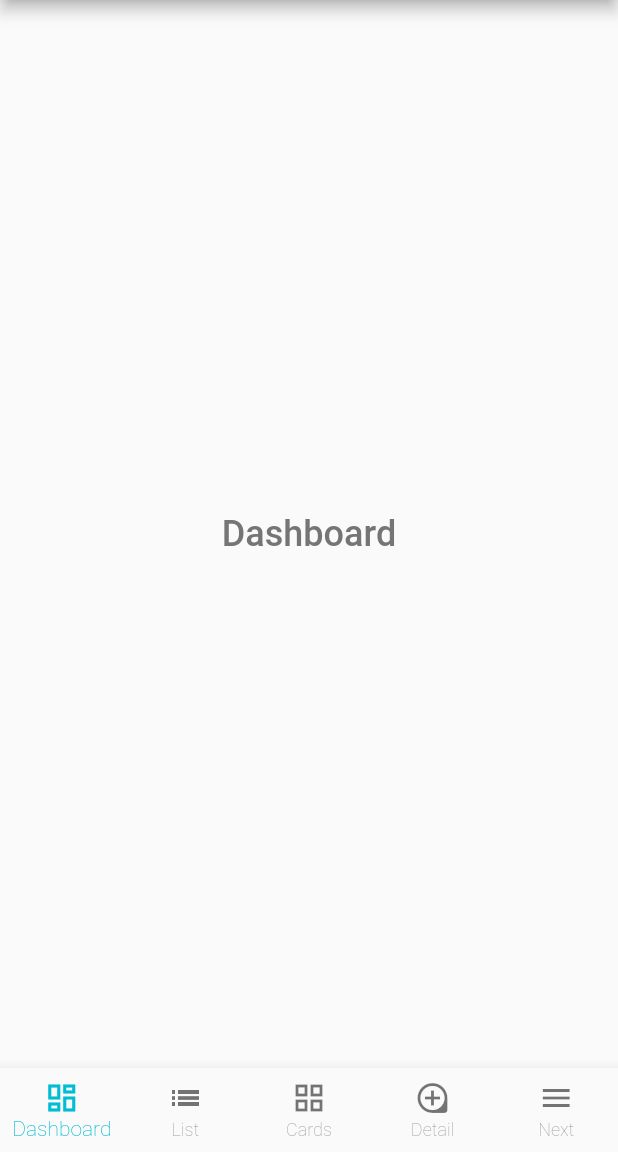
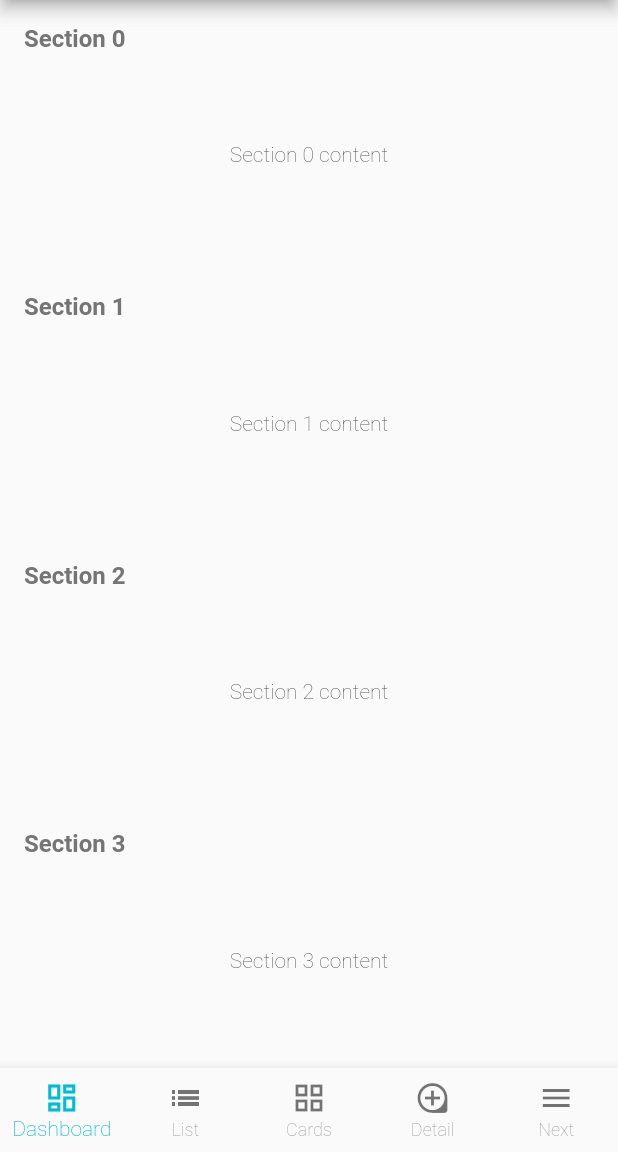
Before and after one commit to tom-novak/flutter-common-widgets, a Flutter app: the screen it shows after launch, on a phone screen of 412 x 824 dp, the part 84-1236 px from its top. Run offline on Flutter 3.47's test engine with Material 2 defaults, Android fonts, the phone set to English and light mode, and no system bars; our stand-ins replace flutter_conditional_rendering, shimmer.

Commit message:
Labeled section implemented

```diff
--- a/lib/src/preview/preview_dashboard_page.dart
+++ b/lib/src/preview/preview_dashboard_page.dart
@@ -1,14 +1,25 @@
 import 'package:flutter/material.dart';
+import 'package:flutter_common_widgets/flutter_common_widgets.dart';
 
 class PreviewDashboardPage extends StatelessWidget {
   const PreviewDashboardPage({Key? key}) : super(key: key);
 
   @override
   Widget build(BuildContext context) {
-    return Center(
-      child: Text(
-        'Dashboard',
-        style: Theme.of(context).textTheme.headline3,
+    return SingleChildScrollView(
+      child: Column(
+        children: List<Widget>.generate(
+          5,
+          (index) => LabeledSection(
+            label: 'Section $index',
+            child: SizedBox(
+              height: 120,
+              child: Center(
+                child: Text('Section $index content'),
+              ),
+            ),
+          ),
+        ),
       ),
     );
   }
--- a/lib/src/theme/default_light_1.dart
+++ b/lib/src/theme/default_light_1.dart
@@ -32,6 +32,11 @@ var _defaultLight1 = ThemeData(
       fontSize: 24,
       fontWeight: FontWeight.w300,
     ),
+    headline5: _typography.white.headline5?.copyWith(
+      color: _textColor,
+      fontSize: 16,
+      fontWeight: FontWeight.bold,
+    ),
     bodyText1: _typography.black.bodyText1?.copyWith(
       color: _textColor,
       fontWeight: FontWeight.w300,
--- a/lib/src/widget/export.dart
+++ b/lib/src/widget/export.dart
@@ -1,6 +1,7 @@
 export 'common_error_page.dart';
 export 'common_list_page.dart';
 export 'common_list_tile.dart';
+export 'labeled_section.dart';
 export 'loading_list.dart';
 export 'search_form.dart';
 export 'shimmer_list.dart';
--- /dev/null
+++ b/lib/src/widget/labeled_section.dart
@@ -0,0 +1,43 @@
+import 'package:flutter/material.dart';
+
+class LabeledSection extends StatelessWidget {
+  final String? label;
+  final Widget? labelWidget;
+  final Widget? child;
+  final EdgeInsets? padding;
+
+  const LabeledSection({
+    Key? key,
+    this.label,
+    this.labelWidget,
+    this.child,
+    this.padding,
+  })  : assert(label == null || labelWidget == null,
+            'Only label or labelWidget can be present.'),
+        super(key: key);
+
+  @override
+  Widget build(BuildContext context) {
+    return Padding(
+      padding: padding ?? const EdgeInsets.all(16.0),
+      child: Column(
+        children: [
+          if (label != null)
+            Padding(
+              padding: const EdgeInsets.only(bottom: 8.0),
+              child: Row(
+                children: [
+                  Text(
+                    label!,
+                    style: Theme.of(context).textTheme.headline5,
+                  )
+                ],
+              ),
+            ),
+          if (labelWidget != null) labelWidget!,
+          if (child != null) child!,
+        ],
+      ),
+    );
+  }
+}
```
Also changed, not shown: lib/src/preview/export.dart (line endings or trailing spaces).
